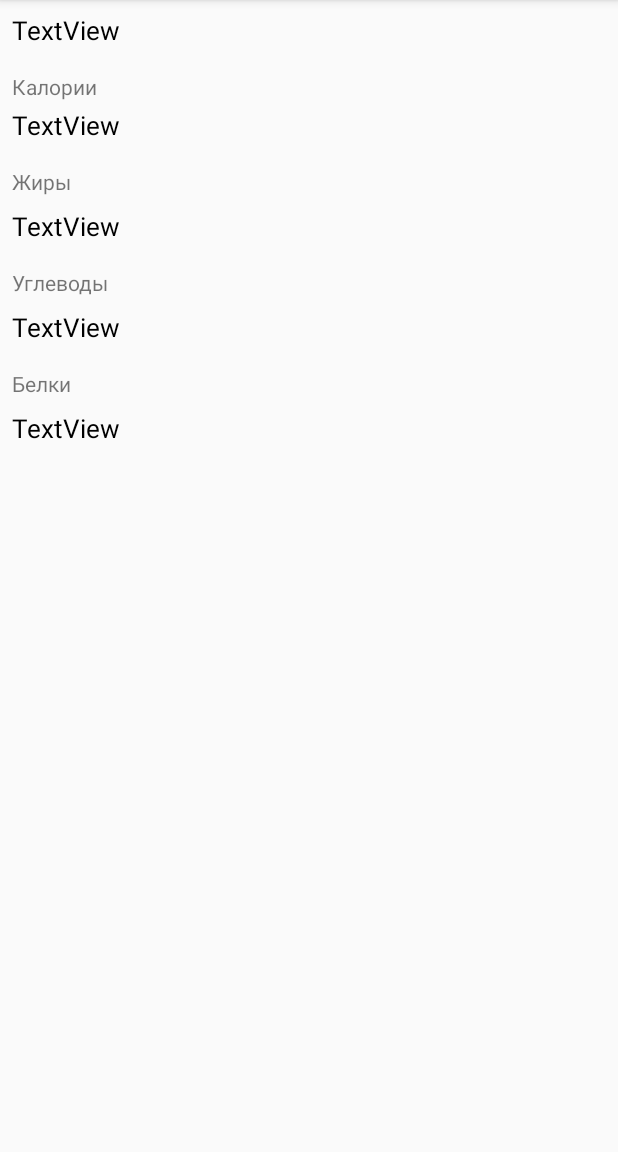
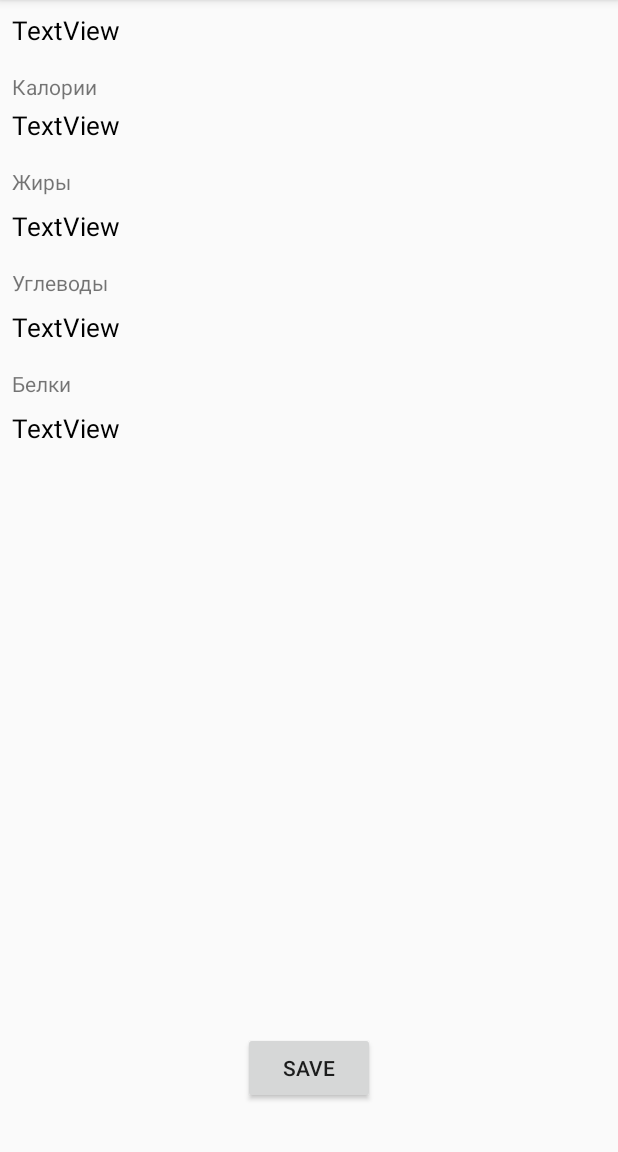
Before and after one commit to wsoteam/7Petals, an Android app: the ActivityDetailOfFood screen opened directly, with no data from a screen before it, on a phone screen of 412 x 824 dp, the part 84-1236 px from its top. Run offline under Robolectric (Android 15) with nearby library versions, the phone set to English and light mode, and no system bars; our stand-ins replace ButterKnife; 5 statements that could not run were skipped.

Commit message:
add
- save possibility in breakfast

```diff
--- a/app/src/main/java/com/wsoteam/diet/Config.java
+++ /dev/null
@@ -1,5 +0,0 @@
-package com.wsoteam.diet;
-
-public class Config {
-    public static String TAG_DETAIL_PRODUCT = "TAG_DETAIL_PRODUCT";
-}
--- a/app/src/main/res/layout/product_activity_detail.xml
+++ b/app/src/main/res/layout/product_activity_detail.xml
@@ -150,4 +150,19 @@
         app:layout_constraintHorizontal_bias="0.0"
         app:layout_constraintStart_toStartOf="parent"
         app:layout_constraintTop_toBottomOf="@+id/tvLabel" />
+
+    <Button
+        android:id="@+id/button"
+        android:layout_width="wrap_content"
+        android:layout_height="wrap_content"
+        android:layout_marginStart="8dp"
+        android:layout_marginLeft="8dp"
+        android:layout_marginEnd="8dp"
+        android:layout_marginRight="8dp"
+        android:layout_marginBottom="32dp"
+        android:text="save"
+        app:layout_constraintBottom_toBottomOf="parent"
+        app:layout_constraintEnd_toEndOf="parent"
+        app:layout_constraintStart_toStartOf="parent" />
+
 </android.support.constraint.ConstraintLayout>
```
Also changed, not shown: app/src/main/java/com/wsoteam/diet/BranchFoodSearch/Activities/ActivityDetailOfFood.java (+39 -2 lines), app/src/main/java/com/wsoteam/diet/BranchFoodSearch/Activities/ActivitySearch.java (+5 -2 lines), app/src/main/java/com/wsoteam/diet/MainScreen/MainActivity.java (+7 -1 lines).
